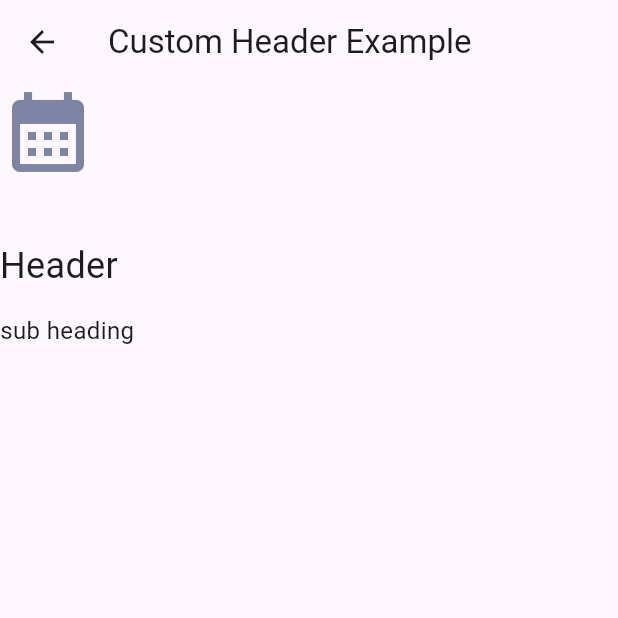
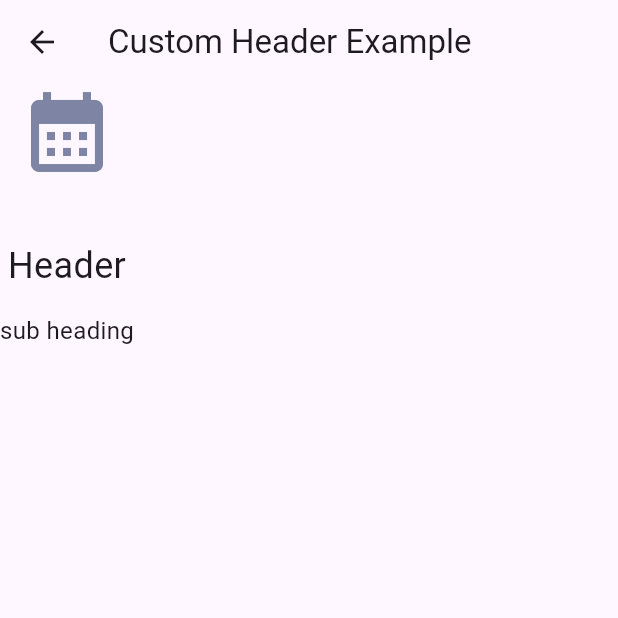
Before and after one commit to Upside-Solutions-Pvt-Ltd/upside_component_lib, a Flutter app: the CustomHeaderScreen screen opened directly, on a phone screen of 412 x 824 dp, the top half of it. Run offline on Flutter 3.47's test engine with Material 3 defaults, Android fonts, the phone set to English and light mode, and no system bars; our stand-ins replace flutter_svg, mask_text_input_formatter, plugin_platform_interface, table_calendar, web.

Commit message:
component library changes

```diff
--- a/lib/ui/component/header/custom_header.dart
+++ b/lib/ui/component/header/custom_header.dart
@@ -6,31 +6,35 @@ class Header extends StatelessWidget {
   final String headerText;
   final String subHeaderText;
   final IconData icon;
-  final MainAxisAlignment mainAxisAlignment;
-  final CrossAxisAlignment crossAxisAlignment;
+  final bool mainAxisAlignmentCenter;
+  final bool crossAxisAlignmentCenter;
   final Color iconColor;
   final double iconToHeaderSpacing;
-  final TextAlign headerTextAlign;
-  final TextAlign subHeaderTextAlign;
+  final bool headerTextAlignCenter;
+  final bool subHeaderTextAlignCenter;
 
   const Header({
     super.key,
     required this.headerText,
     required this.subHeaderText,
     required this.icon,
-    this.mainAxisAlignment = MainAxisAlignment.start,
-    this.crossAxisAlignment = CrossAxisAlignment.start,
+    this.mainAxisAlignmentCenter = true,
+    this.crossAxisAlignmentCenter = true,
     this.iconColor = AppColors.customHeaderIcon,
     this.iconToHeaderSpacing = 40,
-    this.headerTextAlign = TextAlign.center,
-    this.subHeaderTextAlign = TextAlign.start,
+    this.headerTextAlignCenter = true,
+    this.subHeaderTextAlignCenter = true,
   });
 
   @override
   Widget build(BuildContext context) {
     return Column(
-      mainAxisAlignment: mainAxisAlignment,
-      crossAxisAlignment: crossAxisAlignment,
+      mainAxisAlignment: mainAxisAlignmentCenter
+          ? MainAxisAlignment.center
+          : MainAxisAlignment.start,
+      crossAxisAlignment: crossAxisAlignmentCenter
+          ? CrossAxisAlignment.center
+          : CrossAxisAlignment.start,
       children: [
         Icon(icon, size: CustomHeaderConstants.iconSize, color: iconColor),
         SizedBox(height: iconToHeaderSpacing),
@@ -40,7 +44,7 @@ class Header extends StatelessWidget {
             fontSize: Theme.of(context).textTheme.headlineSmall?.fontSize,
             fontWeight: FontWeight.w400,
           ),
-          textAlign: headerTextAlign,
+          textAlign: headerTextAlignCenter ? TextAlign.center : TextAlign.left,
         ),
         SizedBox(height: 15),
         Text(
@@ -49,7 +53,9 @@ class Header extends StatelessWidget {
             fontSize: Theme.of(context).textTheme.bodyLarge?.fontSize,
             fontWeight: FontWeight.w400,
           ),
-          textAlign: subHeaderTextAlign,
+          textAlign: subHeaderTextAlignCenter
+              ? TextAlign.center
+              : TextAlign.left,
         ),
       ],
     );
```
